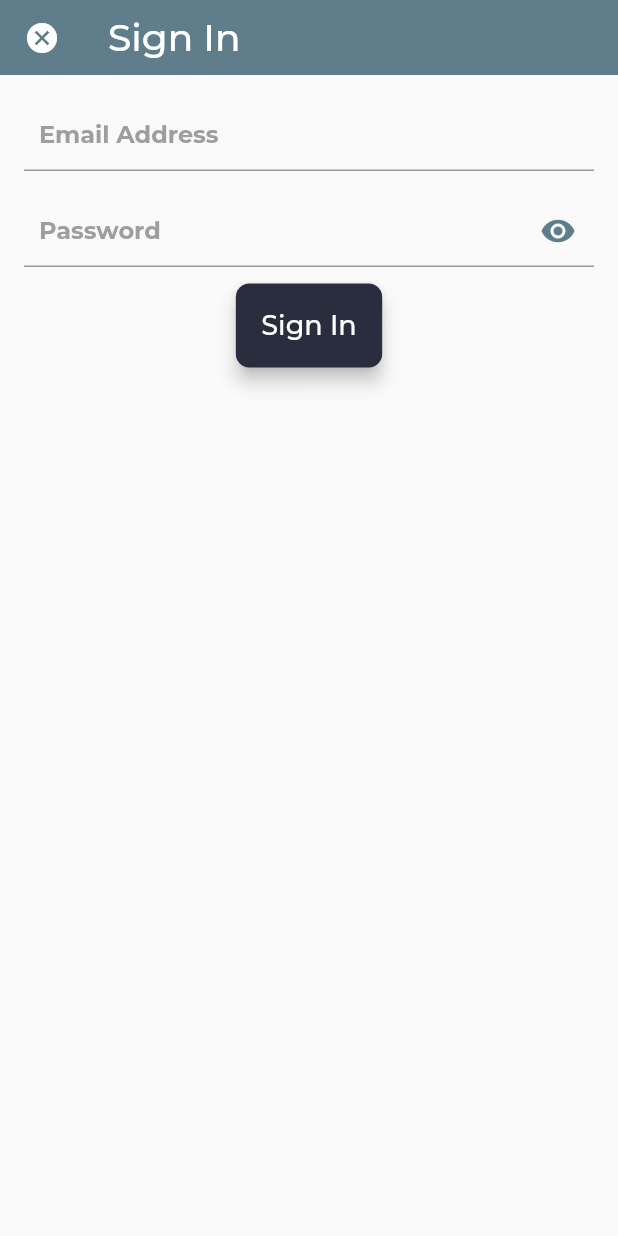
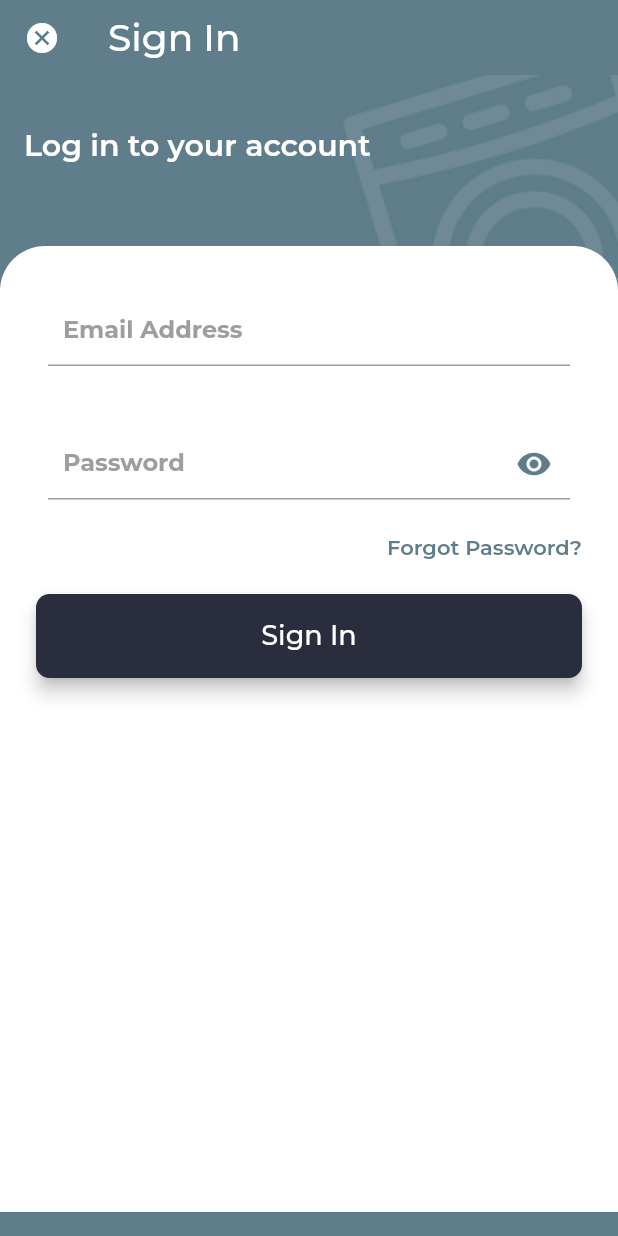
Before and after one commit to Foluwa/laundro-mobile, a Flutter app: the SignIn screen opened by its route, on a phone screen of 412 x 824 dp. Run offline on Flutter 3.47's test engine with Material 2 defaults, Android fonts, the light colour scheme and no system bars; our stand-ins replace dio, google_fonts, hive, hive_flutter, page_transition, shared_preferences and 2 more; missing offline and left inert: flutter_paystack, flutterwave, razorpay_flutter; accounts and stored records are empty; generated files the repository leaves out were written again.

Commit message:
Improved signin page

```diff
--- a/lib/screens/signin.dart
+++ b/lib/screens/signin.dart
@@ -40,6 +40,7 @@ class _SignInState extends State<SignIn> {
     // emailController.text = 'adeoyeakin14@gmail.com';
     // passwordController.text = 'postman';
     return Scaffold(
+      backgroundColor: Constants.primaryColor,
       appBar: PreferredSize(
           preferredSize: const Size.fromHeight(50),
           child: AppHeader(
@@ -50,13 +51,84 @@ class _SignInState extends State<SignIn> {
               textColor: Constants.white,
               onCloseClicked: () => Navigator.pop(context),
               backgroundColor: Constants.primaryColor)),
-      body: Center(
-        child: Padding(
-          padding: const EdgeInsets.all(8.0),
+      body: SafeArea(
+        bottom: false,
+        child: Container(
+          child: Stack(
+            clipBehavior: Clip.none,
+            children: [
+              Positioned(
+                right: 0.0,
+                top: -20.0,
+                child: Opacity(
+                  opacity: 0.3,
+                  child: Image.asset(
+                    'assets/images/washing_machine_illustration.png',
+                  ),
+                ),
+              ),
+              SingleChildScrollView(
                 child: Form(
                   key: _formKey,
                   child: Column(
+                    mainAxisSize: MainAxisSize.min,
+                    crossAxisAlignment: CrossAxisAlignment.start,
                     children: [
+                      Container(
+                        padding: const EdgeInsets.symmetric(
+                          horizontal: 16.0,
+                          vertical: 15.0,
+                        ),
+                        child: Column(
+                          crossAxisAlignment: CrossAxisAlignment.start,
+                          children: [
+                            // GestureDetector(
+                            //   onTap: () {
+                            //     Navigator.of(context).pop();
+                            //   },
+                            //   child: const Icon(
+                            //     // FlutterIcons.keyboard_backspace_mdi,
+                            //     Icons.keyboard_arrow_down,
+                            //     color: Colors.white,
+                            //   ),
+                            // ),
+
+                            const SizedBox(
+                              height: 20.0,
+                            ),
+                            Text(
+                              'Log in to your account',
+                              style: Theme.of(context)
+                                  .textTheme
+                                  .headline6!
+                                  .copyWith(
+                                    fontWeight: FontWeight.w600,
+                                    color: Colors.white,
+                                  ),
+                            )
+                          ],
+                        ),
+                      ),
+                      const SizedBox(height: 40.0),
+                      Flexible(
+                        child: Container(
+                          width: double.infinity,
+                          constraints: BoxConstraints(
+                            minHeight:
+                                MediaQuery.of(context).size.height - 180.0,
+                          ),
+                          decoration: const BoxDecoration(
+                            borderRadius: BorderRadius.only(
+                              topLeft: Radius.circular(30.0),
+                              topRight: Radius.circular(30.0),
+                            ),
+                            color: Colors.white,
+                          ),
+                          padding: EdgeInsets.all(24.0),
+                          child: Column(
+                            crossAxisAlignment: CrossAxisAlignment.stretch,
+                            children: [
+                              // Lets make a generic input widget
                               FormInput(
                                 label: AppLocalizations.of(context)!
                                     .email
@@ -66,6 +138,9 @@ class _SignInState extends State<SignIn> {
                                 obscureText: false,
                                 textInputType: TextInputType.emailAddress,
                                 textValidator: FormValidate.validateEmail,
+                              ),
+                              const SizedBox(
+                                height: 25.0,
                               ),
                               FormInput(
                                 label: AppLocalizations.of(context)!
@@ -77,23 +152,36 @@ class _SignInState extends State<SignIn> {
                                 textInputType: TextInputType.text,
                                 textValidator: FormValidate.validatePassword,
                               ),
-                // ButtonWidget(
-                //     text: 'Sign In',
-                //     onClicked: () => btnLoading ? null : userSignIn(),
-                //     color: Colors.amber,
-                //     paddingValue: 6.0,
-                //     btnStatus: btnLoading,
-                //     style: const TextStyle())
+                              const SizedBox(
+                                height: 15.0,
+                              ),
+                              GestureDetector(
+                                onTap: () {},
+                                child: Text(
+                                  'Forgot Password?',
+                                  textAlign: TextAlign.right,
+                                  style: TextStyle(
+                                    color: Constants.primaryColor,
+                                    fontWeight: FontWeight.w600,
+                                  ),
+                                ),
+                              ),
+                              const SizedBox(
+                                height: 20.0,
+                              ),
 
                               Padding(
-                  padding: const EdgeInsets.symmetric(vertical: 3.0),
+                                padding:
+                                    const EdgeInsets.symmetric(vertical: 3.0),
                                 child: MaterialButton(
                                   elevation: 5.0,
                                   shape: btnLoading
                                       ? const CircleBorder()
                                       : RoundedRectangleBorder(
-                            borderRadius: BorderRadius.circular(9.0)),
-                    onPressed: () => btnLoading ? null : userSignIn(),
+                                          borderRadius:
+                                              BorderRadius.circular(9.0)),
+                                  onPressed: () =>
+                                      btnLoading ? null : userSignIn(),
                                   padding: const EdgeInsets.all(12),
                                   color: Constants.secondaryColor,
                                   child: Padding(
@@ -101,18 +189,35 @@ class _SignInState extends State<SignIn> {
                                     child: btnLoading
                                         ? CircularProgressIndicator(
                                             backgroundColor: Constants.white,
-                              valueColor: const AlwaysStoppedAnimation<Color>(
-                                  Colors.yellow))
+                                            valueColor:
+                                                const AlwaysStoppedAnimation<
+                                                    Color>(Colors.yellow))
                                         : const Text(
                                             'Sign In',
                                             style: TextStyle(
-                                  color: Colors.white, fontSize: 18.0),
+                                                color: Colors.white,
+                                                fontSize: 18.0),
                                           ),
+                                  ),
+                                ),
+                              ),
+                              // DEFAULT BTN
+                              // AppButton(
+                              //   type: ButtonType.PRIMARY,
+                              //   text: "Log In",
+                              //   onPressed: () {
+                              //     nextScreen(context, "/dashboard");
+                              //   },
+                              // )
+                            ],
                           ),
                         ),
                       ),
                     ],
                   ),
+                ),
+              ),
+            ],
           ),
         ),
       ),
--- a/pubspec.yaml
+++ b/pubspec.yaml
@@ -29,8 +29,6 @@ dependencies:
 
 dependency_overrides:
   intl: ^0.17.0-nullsafety.2
-  # The following adds the Cupertino Icons font to your application.
-  # Use with the CupertinoIcons class for iOS style icons.
   cupertino_icons: ^1.0.3
   flutter_paystack: ^1.0.5+1
   dio: ^4.0.0
```
Also changed, not shown: assets/images/washing_machine_illustration.png (added). Lines whose indentation alone changed are shown as unchanged.
